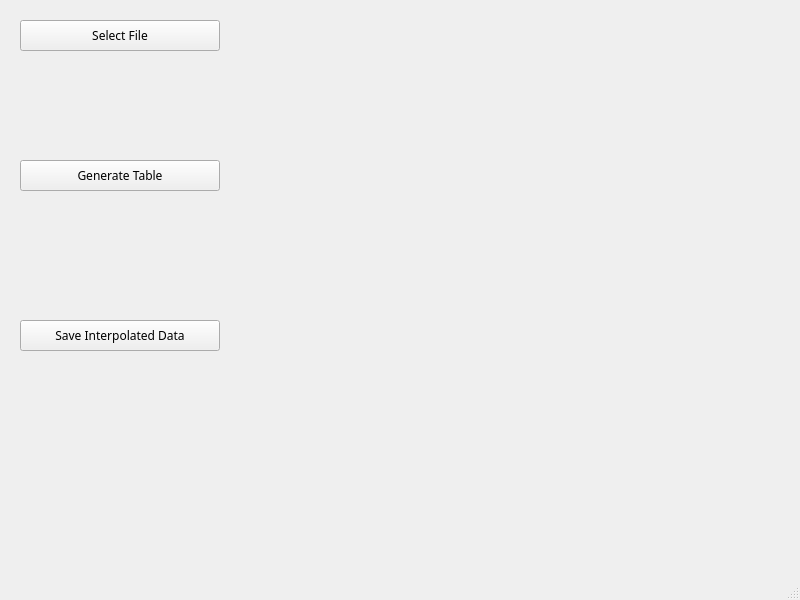
Qt form mainwindow.ui (Jerry-Idodo/I-on-Interpolator) before a commit.
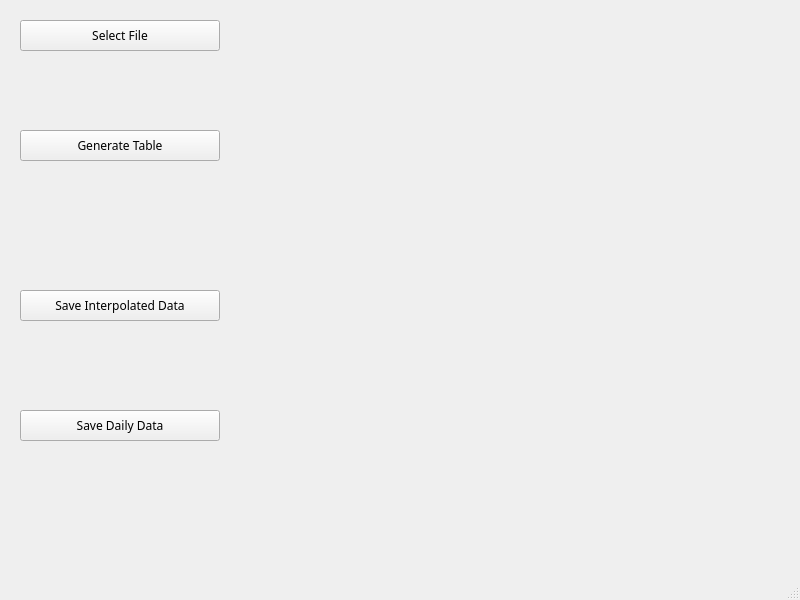
The same form after that commit.

Commit message: version 0.2 Added Save Daily Data csv Rearranged UI to flow more intuitively

Patch:
```diff
--- a/mainwindow.ui
+++ b/mainwindow.ui
@@ -59,7 +59,7 @@
     <property name="geometry">
      <rect>
       <x>20</x>
-      <y>160</y>
+      <y>130</y>
       <width>200</width>
       <height>31</height>
      </rect>
@@ -77,7 +77,7 @@
     <property name="geometry">
      <rect>
       <x>20</x>
-      <y>200</y>
+      <y>170</y>
       <width>451</width>
       <height>31</height>
      </rect>
@@ -95,7 +95,7 @@
     <property name="geometry">
      <rect>
       <x>20</x>
-      <y>230</y>
+      <y>200</y>
       <width>451</width>
       <height>31</height>
      </rect>
@@ -113,7 +113,7 @@
     <property name="geometry">
      <rect>
       <x>20</x>
-      <y>320</y>
+      <y>290</y>
       <width>200</width>
       <height>31</height>
      </rect>
@@ -131,7 +131,43 @@
     <property name="geometry">
      <rect>
       <x>20</x>
-      <y>360</y>
+      <y>330</y>
+      <width>451</width>
+      <height>31</height>
+     </rect>
+    </property>
+    <property name="font">
+     <font>
+      <family>Mulish</family>
+     </font>
+    </property>
+    <property name="text">
+     <string/>
+    </property>
+   </widget>
+   <widget class="QPushButton" name="SaveDailyDataButton">
+    <property name="geometry">
+     <rect>
+      <x>20</x>
+      <y>410</y>
+      <width>200</width>
+      <height>31</height>
+     </rect>
+    </property>
+    <property name="font">
+     <font>
+      <family>Mulish</family>
+     </font>
+    </property>
+    <property name="text">
+     <string>Save Daily Data</string>
+    </property>
+   </widget>
+   <widget class="QLabel" name="DailyDataLabel">
+    <property name="geometry">
+     <rect>
+      <x>20</x>
+      <y>450</y>
       <width>451</width>
       <height>31</height>
      </rect>
```
The commit also changes 5 other files.
